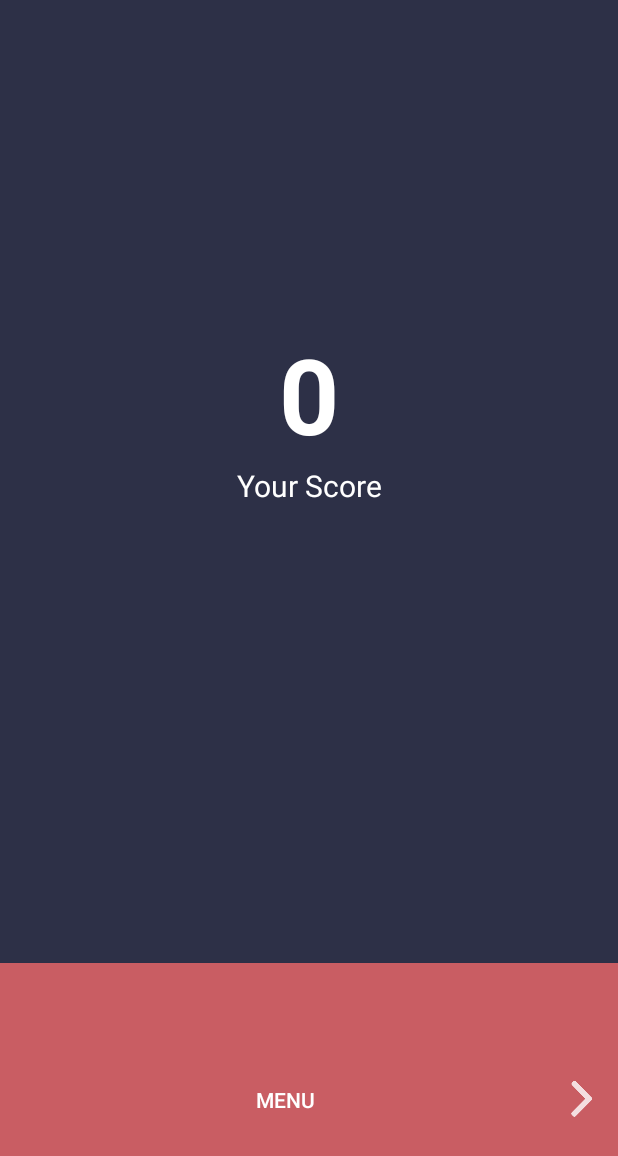
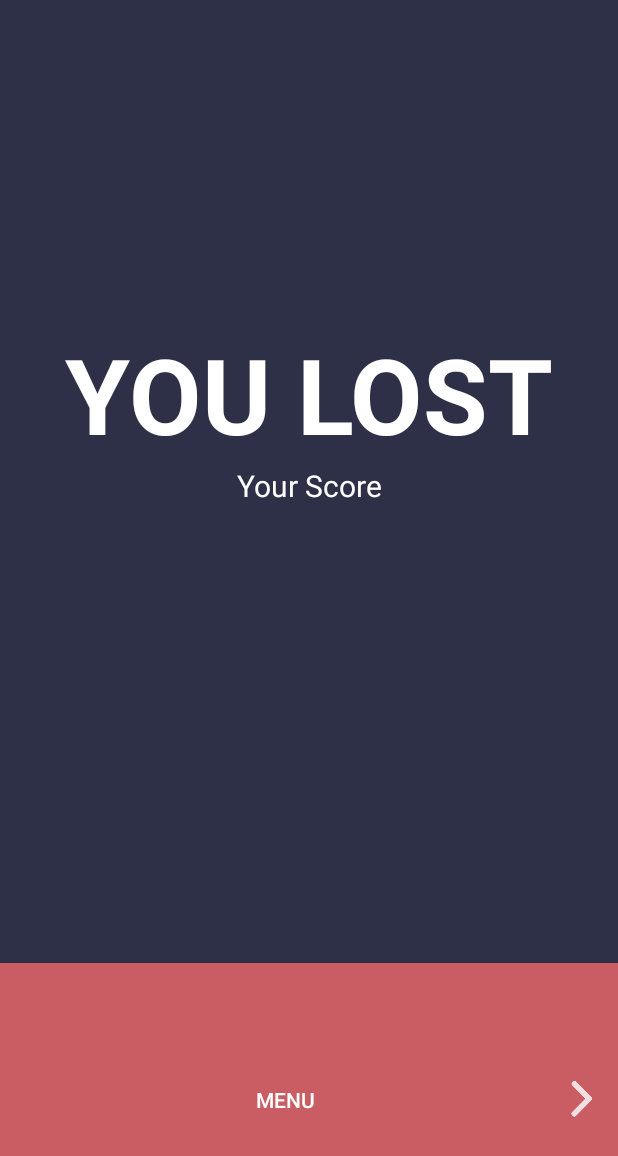
Before and after one commit to tomasvcaldas/URJC-LDM-T1, an Android app: the EndGameActivity screen opened directly, with no data from a screen before it, on a phone screen of 412 x 824 dp. Shown: the top 1156 px of the screen. Run offline under Robolectric (Android 15) with nearby library versions, the light colour scheme and no system bars.

Commit message:
Game over

```diff
--- a/app/src/main/java/urjc/ldpquiz/EndGameActivity.java
+++ b/app/src/main/java/urjc/ldpquiz/EndGameActivity.java
@@ -19,7 +19,12 @@ public class EndGameActivity extends AppCompatActivity {
         setContentView(R.layout.end_game);
 
         score = (TextView) findViewById(R.id.score);
-        score.setText(Integer.toString(getIntent().getIntExtra("score",0)));
+
+        int userScore = getIntent().getIntExtra("score",0);
+
+        if(userScore<=0)
+            score.setText("You lost");
+        else score.setText(Integer.toString(userScore));
 
         menu = (Button) findViewById(R.id.menu);
 
```
Also changed, not shown: app/src/main/java/urjc/ldpquiz/CapitalsActivity.java (+10 -4 lines), app/src/main/java/urjc/ldpquiz/FlagsActivity.java (+10 -4 lines).
